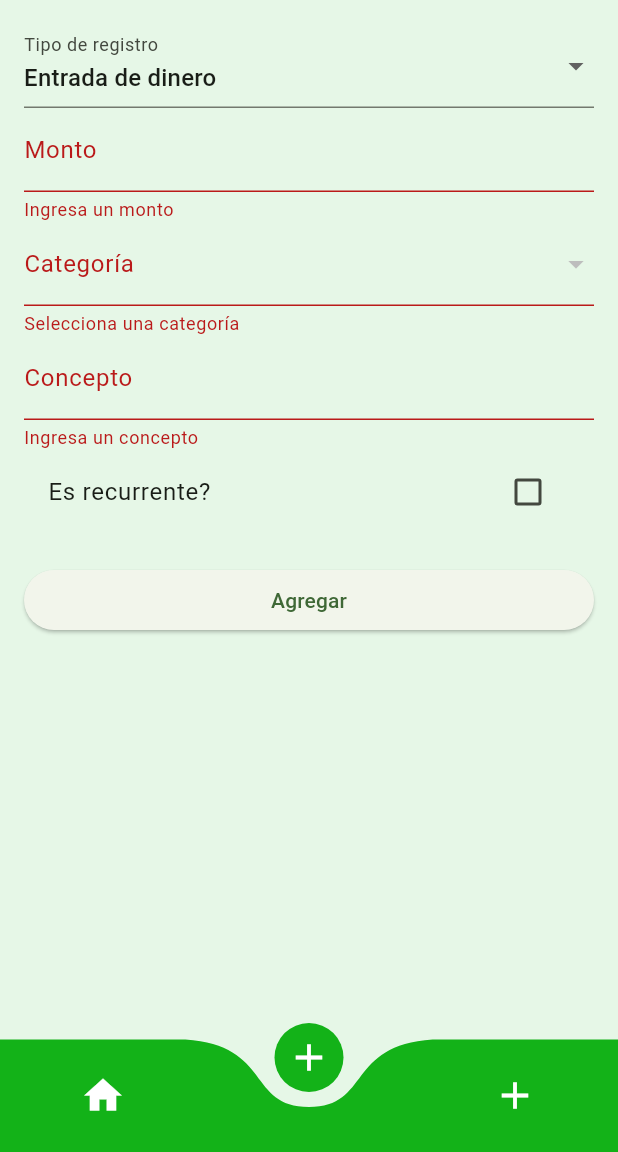
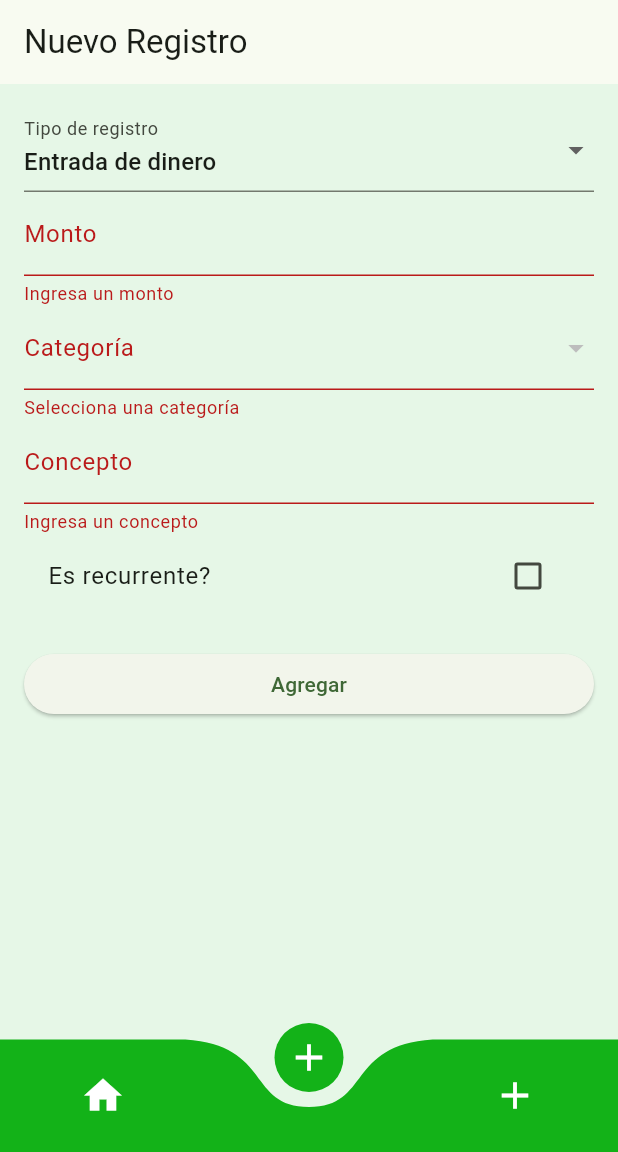
Before and after one commit to Loredo31/control_de_gastos, a Flutter app: the screen it shows after launch, item 2 of the bottom bar chosen, after a tap on "Agregar", on a phone screen of 412 x 824 dp, the part 84-1236 px from its top. Run offline on Flutter 3.47's test engine with Material 3 defaults, Android fonts, the phone set to English and light mode, and no system bars; drawn by our look-alikes of curved_navigation_bar; our stand-ins replace syncfusion_flutter_charts; network calls fail.

Commit message:
se termino el registro de actividades

```diff
--- a/control_gastos/lib/dashboard/screens/CRUDRecordScreen.dart
+++ b/control_gastos/lib/dashboard/screens/CRUDRecordScreen.dart
@@ -3,8 +3,12 @@ import 'package:flutter/material.dart';
 import 'package:flutter/services.dart';
 import 'package:control_gastos/model/recurrenceType_model.dart';
 import 'package:control_gastos/services/recurrenceType.dart';
+import 'package:control_gastos/services/categoryService.dart';
 
 class CRUDRecordScreen extends StatefulWidget {
+  final Map<String, dynamic>? record;
+  CRUDRecordScreen({this.record});
+
   @override
   _CRUDRecordScreenState createState() => _CRUDRecordScreenState();
 }
@@ -25,11 +29,19 @@ class _CRUDRecordScreenState extends State<CRUDRecordScreen> {
   bool workingDays = false;
 
   final RecurrenceTypeService recurrenceService = RecurrenceTypeService();
+  List<Map<String, dynamic>> categories = [];
+
+  bool get isEditMode => widget.record != null;
 
   @override
   void initState() {
     super.initState();
     _loadRecurrenceTypes();
+    _loadCategories();
+
+    if (isEditMode) {
+      _loadRecordData();
+    }
   }
 
   Future<void> _loadRecurrenceTypes() async {
@@ -40,6 +52,44 @@ class _CRUDRecordScreenState extends State<CRUDRecordScreen> {
       });
     } catch (e) {
       debugPrint('Error cargando tipos de recurrencia: $e');
+    }
+  }
+
+  Future<void> _loadCategories() async {
+    try {
+      final data = await CategoryService.getAllCategories();
+      setState(() {
+        categories = data;
+      });
+    } catch (e) {
+      debugPrint('Error cargando categorías: $e');
+    }
+  }
+
+  void _loadRecordData() {
+    final record = widget.record!;
+    amountController.text = record["amount"].toString();
+    conceptController.text = record["concept"] ?? "";
+    isEntry = record["isentry"] ?? true;
+    categoryId = record["category_id"];
+    isRecurrent = record["is_concurrent"] ?? false;
+    recurrenceActive = record["active"] ?? true;
+    dayOfMonth = record["days_month"];
+    workingDays = record["working_days"] ?? false;
+
+    if (record["days_week"] != null) {
+      selectedDaysOfWeek = List<int>.from(
+        record["days_week"].map((d) => d as int),
+      );
+    }
+
+    if (record["id_type"] != null) {
+      selectedRecurrenceType = recurrenceTypes.firstWhere(
+        (t) => t.id == record["id_type"],
+        orElse: () => recurrenceTypes.isNotEmpty
+            ? recurrenceTypes.first
+            : RecurrenceType(id: 0, type: "Desconocido"),
+      );
     }
   }
 
@@ -137,13 +187,37 @@ class _CRUDRecordScreenState extends State<CRUDRecordScreen> {
     };
 
     try {
-      final response = await Recordservice.createRecord(recordData);
+      var response;
+      if (isEditMode) {
+        recordData["id"] = widget.record!["id"];
+        response = await Recordservice.updateRecord(recordData);
+      } else {
+        response = await Recordservice.createRecord(recordData);
+      }
 
       if (response != null) {
-        ScaffoldMessenger.of(
-          context,
-        ).showSnackBar(SnackBar(content: Text("Registro guardado con éxito")));
-        Navigator.pop(context);
+        ScaffoldMessenger.of(context).showSnackBar(
+          SnackBar(
+            content: Text(
+              isEditMode
+                  ? "Registro actualizado con éxito"
+                  : "Registro creado con éxito",
+            ),
+          ),
+        );
+        setState(() {
+          if (isEditMode) {
+            _loadRecordData();
+          } else {
+            amountController.clear();
+            conceptController.clear();
+            categoryId = null;
+            isEntry = true;
+            isRecurrent = false;
+            recurrenceActive = true;
+            _resetRecurrenceFields();
+          }
+        });
       } else {
         ScaffoldMessenger.of(context).showSnackBar(
           SnackBar(content: Text("No se pudo guardar el registro")),
@@ -160,6 +234,9 @@ class _CRUDRecordScreenState extends State<CRUDRecordScreen> {
   Widget build(BuildContext context) {
     return Scaffold(
       backgroundColor: Color(0xFFE6F7E7),
+      appBar: AppBar(
+        title: Text(isEditMode ? "Editar Registro" : "Nuevo Registro"),
+      ),
       body: Padding(
         padding: const EdgeInsets.all(16.0),
         child: Form(
@@ -197,7 +274,12 @@ class _CRUDRecordScreenState extends State<CRUDRecordScreen> {
               DropdownButtonFormField<int>(
                 value: categoryId,
                 decoration: InputDecoration(labelText: "Categoría"),
-                items: [],
+                items: categories.map((cat) {
+                  return DropdownMenuItem<int>(
+                    value: cat["id"],
+                    child: Text(cat["name"] ?? "Sin nombre"),
+                  );
+                }).toList(),
                 onChanged: (val) => setState(() => categoryId = val),
                 validator: (val) =>
                     val == null ? "Selecciona una categoría" : null,
@@ -301,7 +383,10 @@ class _CRUDRecordScreenState extends State<CRUDRecordScreen> {
               ],
 
               SizedBox(height: 20),
-              ElevatedButton(onPressed: _submitForm, child: Text("Agregar")),
+              ElevatedButton(
+                onPressed: _submitForm,
+                child: Text(isEditMode ? "Actualizar" : "Agregar"),
+              ),
             ],
           ),
         ),
--- /dev/null
+++ b/control_gastos/lib/services/categoryService.dart
@@ -0,0 +1,20 @@
+import 'dart:convert';
+import 'package:flutter/foundation.dart';
+import 'package:http/http.dart' as http;
+import 'package:control_gastos/const/globals.dart';
+
+class CategoryService {
+  static Future<List<Map<String, dynamic>>> getAllCategories() async {
+    try {
+      final res = await http.get(Uri.parse('$baseUrl/catego'));
+
+      if (res.statusCode != 200) return [];
+
+      final responseData = jsonDecode(res.body);
+      return List<Map<String, dynamic>>.from(responseData["body"]);
+    } catch (e) {
+      debugPrint("Error getAllCategories: ${e.toString()}");
+      throw Exception('Error al obtener categorías: ${e.toString()}');
+    }
+  }
+}
```
